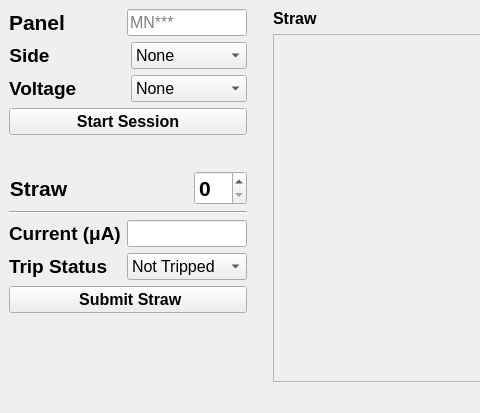
The window that GUIS/panel/current/tension_devices/hv_gui/hvGUI.ui (bamesserly/mu2e-tracker-factory) describes before a commit, drawn with Qt 5; both pictures show x 0 to 480 and y 0 to 413 of the 1000 by 413 pixel window.
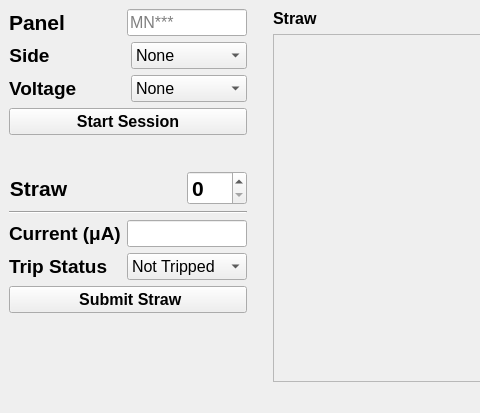
The same window after the commit. Icons and pictures are not drawn.

```diff
--- a/GUIS/panel/current/tension_devices/hv_gui/hvGUI.ui
+++ b/GUIS/panel/current/tension_devices/hv_gui/hvGUI.ui
@@ -329,9 +329,15 @@
           <verstretch>0</verstretch>
          </sizepolicy>
         </property>
-        <property name="maximumSize">
+        <property name="minimumSize">
          <size>
           <width>60</width>
+          <height>0</height>
+         </size>
+        </property>
+        <property name="maximumSize">
+         <size>
+          <width>120</width>
           <height>16777215</height>
          </size>
         </property>
```
